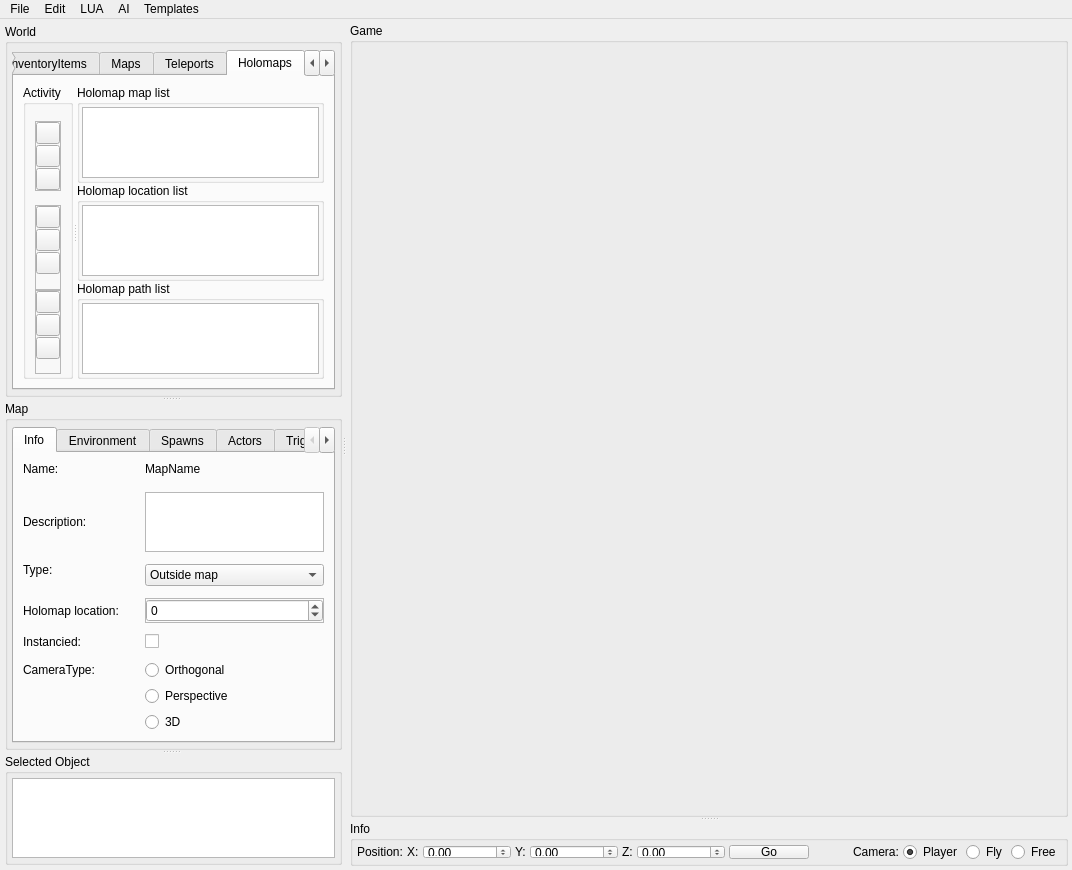
Above: Client/editor.ui from LBALab/lbanet before the change. Below: the same form after it.
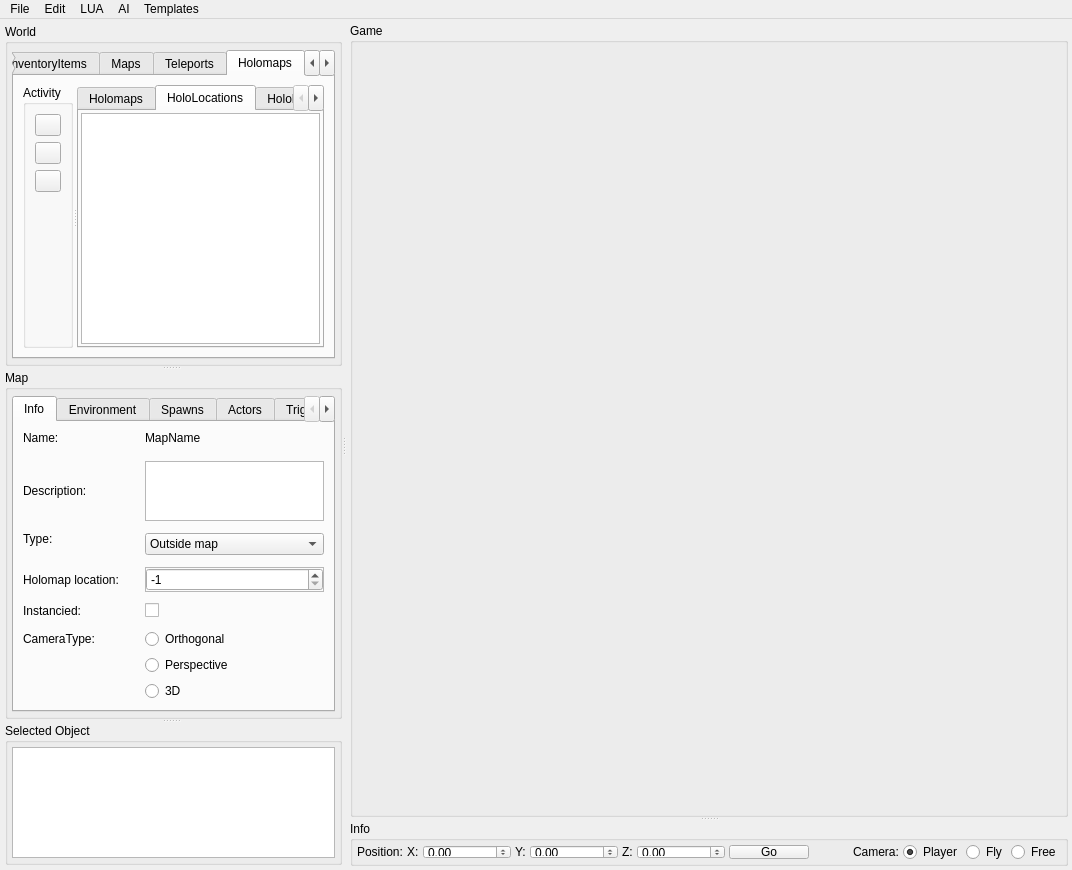
That is the form after the change. The open tabs and pages were chosen to show the change. Icons and pictures are not drawn.

Commit message: holomap part 2

What changed in the file:
```diff
--- a/Client/editor.ui
+++ b/Client/editor.ui
@@ -74,6 +74,12 @@
             </property>
             <item>
              <widget class="QGroupBox" name="groupBoxworld">
+              <property name="maximumSize">
+               <size>
+                <width>16777215</width>
+                <height>16777215</height>
+               </size>
+              </property>
               <property name="title">
                <string>World</string>
               </property>
@@ -894,41 +900,13 @@
                       </property>
                       <layout class="QVBoxLayout" name="verticalLayout_17">
                        <property name="spacing">
-                        <number>0</number>
+                        <number>6</number>
                        </property>
                        <property name="topMargin">
-                        <number>2</number>
+                        <number>9</number>
                        </property>
                        <property name="bottomMargin">
-                        <number>2</number>
-                       </property>
-                       <item>
-                        <spacer name="verticalSpacer_20">
-                         <property name="orientation">
-                          <enum>Qt::Vertical</enum>
-                         </property>
-                         <property name="sizeHint" stdset="0">
-                          <size>
-                           <width>20</width>
-                           <height>40</height>
-                          </size>
-                         </property>
-                        </spacer>
-                       </item>
-                       <item>
-                        <widget class="QFrame" name="frame_3">
-                         <property name="frameShape">
-                          <enum>QFrame::StyledPanel</enum>
-                         </property>
-                         <property name="frameShadow">
-                          <enum>QFrame::Raised</enum>
-                         </property>
-                         <layout class="QVBoxLayout" name="verticalLayout_13">
-                          <property name="spacing">
-                           <number>1</number>
-                          </property>
-                          <property name="margin">
-                           <number>0</number>
+                        <number>9</number>
                           </property>
                           <item>
                            <widget class="QPushButton" name="pushButton_addholo">
@@ -944,8 +922,8 @@
                             </property>
                             <property name="iconSize">
                              <size>
-                              <width>10</width>
-                              <height>10</height>
+                           <width>20</width>
+                           <height>20</height>
                              </size>
                             </property>
                             <property name="flat">
@@ -967,8 +945,8 @@
                             </property>
                             <property name="iconSize">
                              <size>
-                              <width>10</width>
-                              <height>10</height>
+                           <width>20</width>
+                           <height>20</height>
                              </size>
                             </property>
                            </widget>
@@ -987,13 +965,10 @@
                             </property>
                             <property name="iconSize">
                              <size>
-                              <width>10</width>
-                              <height>10</height>
-                             </size>
-                            </property>
-                           </widget>
-                          </item>
-                         </layout>
+                           <width>20</width>
+                           <height>20</height>
+                          </size>
+                         </property>
                         </widget>
                        </item>
                        <item>
@@ -1009,192 +984,10 @@
                          </property>
                         </spacer>
                        </item>
-                       <item>
-                        <widget class="QFrame" name="frame_4">
-                         <property name="frameShape">
-                          <enum>QFrame::StyledPanel</enum>
-                         </property>
-                         <property name="frameShadow">
-                          <enum>QFrame::Raised</enum>
-                         </property>
-                         <layout class="QVBoxLayout" name="verticalLayout_15">
-                          <property name="spacing">
-                           <number>1</number>
-                          </property>
-                          <property name="margin">
-                           <number>0</number>
-                          </property>
-                          <item>
-                           <widget class="QPushButton" name="pushButton_addhololoc">
-                            <property name="toolTip">
-                             <string>Add map</string>
-                            </property>
-                            <property name="text">
-                             <string/>
-                            </property>
-                            <property name="icon">
-                             <iconset resource="editor.qrc">
-                              <normaloff>:/Editor/Resources/icons/PNG/onebit_31.png</normaloff>:/Editor/Resources/icons/PNG/onebit_31.png</iconset>
-                            </property>
-                            <property name="iconSize">
-                             <size>
-                              <width>10</width>
-                              <height>10</height>
-                             </size>
-                            </property>
-                            <property name="flat">
-                             <bool>false</bool>
-                            </property>
-                           </widget>
-                          </item>
-                          <item>
-                           <widget class="QPushButton" name="pushButton_removehololoc">
-                            <property name="toolTip">
-                             <string>Remove selected map</string>
-                            </property>
-                            <property name="text">
-                             <string/>
-                            </property>
-                            <property name="icon">
-                             <iconset resource="editor.qrc">
-                              <normaloff>:/Editor/Resources/icons/PNG/onebit_32.png</normaloff>:/Editor/Resources/icons/PNG/onebit_32.png</iconset>
-                            </property>
-                            <property name="iconSize">
-                             <size>
-                              <width>10</width>
-                              <height>10</height>
-                             </size>
-                            </property>
-                           </widget>
-                          </item>
-                          <item>
-                           <widget class="QPushButton" name="pushButton_goto_hololoc">
-                            <property name="text">
-                             <string/>
-                            </property>
-                            <property name="icon">
-                             <iconset resource="editor.qrc">
-                              <normaloff>:/Editor/Resources/icons/PNG/onebit_27.png</normaloff>:/Editor/Resources/icons/PNG/onebit_27.png</iconset>
-                            </property>
-                            <property name="iconSize">
-                             <size>
-                              <width>10</width>
-                              <height>10</height>
-                             </size>
-                            </property>
-                           </widget>
-                          </item>
-                          <item>
-                           <spacer name="verticalSpacer_18">
-                            <property name="orientation">
-                             <enum>Qt::Vertical</enum>
-                            </property>
-                            <property name="sizeHint" stdset="0">
-                             <size>
-                              <width>20</width>
-                              <height>40</height>
-                             </size>
-                            </property>
-                           </spacer>
-                          </item>
-                         </layout>
-                        </widget>
-                       </item>
-                       <item>
-                        <widget class="QFrame" name="frame_5">
-                         <property name="frameShape">
-                          <enum>QFrame::StyledPanel</enum>
-                         </property>
-                         <property name="frameShadow">
-                          <enum>QFrame::Raised</enum>
-                         </property>
-                         <layout class="QVBoxLayout" name="verticalLayout_16">
-                          <property name="spacing">
-                           <number>1</number>
-                          </property>
-                          <property name="margin">
-                           <number>0</number>
-                          </property>
-                          <item>
-                           <widget class="QPushButton" name="pushButton_addholopath">
-                            <property name="toolTip">
-                             <string>Add map</string>
-                            </property>
-                            <property name="text">
-                             <string/>
-                            </property>
-                            <property name="icon">
-                             <iconset resource="editor.qrc">
-                              <normaloff>:/Editor/Resources/icons/PNG/onebit_31.png</normaloff>:/Editor/Resources/icons/PNG/onebit_31.png</iconset>
-                            </property>
-                            <property name="iconSize">
-                             <size>
-                              <width>10</width>
-                              <height>10</height>
-                             </size>
-                            </property>
-                            <property name="flat">
-                             <bool>false</bool>
-                            </property>
-                           </widget>
-                          </item>
-                          <item>
-                           <widget class="QPushButton" name="pushButton_removeholopath">
-                            <property name="toolTip">
-                             <string>Remove selected map</string>
-                            </property>
-                            <property name="text">
-                             <string/>
-                            </property>
-                            <property name="icon">
-                             <iconset resource="editor.qrc">
-                              <normaloff>:/Editor/Resources/icons/PNG/onebit_32.png</normaloff>:/Editor/Resources/icons/PNG/onebit_32.png</iconset>
-                            </property>
-                            <property name="iconSize">
-                             <size>
-                              <width>10</width>
-                              <height>10</height>
-                             </size>
-                            </property>
-                           </widget>
-                          </item>
-                          <item>
-                           <widget class="QPushButton" name="pushButton_goto_holopath">
-                            <property name="text">
-                             <string/>
-                            </property>
-                            <property name="icon">
-                             <iconset resource="editor.qrc">
-                              <normaloff>:/Editor/Resources/icons/PNG/onebit_27.png</normaloff>:/Editor/Resources/icons/PNG/onebit_27.png</iconset>
-                            </property>
-                            <property name="iconSize">
-                             <size>
-                              <width>10</width>
-                              <height>10</height>
-                             </size>
-                            </property>
-                           </widget>
-                          </item>
-                          <item>
-                           <spacer name="verticalSpacer_19">
-                            <property name="orientation">
-                             <enum>Qt::Vertical</enum>
-                            </property>
-                            <property name="sizeHint" stdset="0">
-                             <size>
-                              <width>20</width>
-                              <height>40</height>
-                             </size>
-                            </property>
-                           </spacer>
-                          </item>
-                         </layout>
-                        </widget>
-                       </item>
                       </layout>
                      </widget>
                      <widget class="QFrame" name="frame_worldmaps_maplist_3">
-                      <layout class="QVBoxLayout" name="verticalLayout_14">
+                      <layout class="QHBoxLayout" name="horizontalLayout_30">
                        <property name="spacing">
                         <number>0</number>
                        </property>
@@ -1202,10 +995,20 @@
                         <number>0</number>
                        </property>
                        <item>
-                        <widget class="QGroupBox" name="groupBox_3">
-                         <property name="title">
-                          <string>Holomap map list</string>
+                        <widget class="QTabWidget" name="tabWidget_holo">
+                         <property name="currentIndex">
+                          <number>0</number>
                          </property>
+                         <widget class="QWidget" name="tab">
+                          <attribute name="title">
+                           <string>Holomaps</string>
+                          </attribute>
+                          <layout class="QHBoxLayout" name="horizontalLayout_33">
+                           <property name="margin">
+                            <number>0</number>
+                           </property>
+                           <item>
+                            <widget class="QFrame" name="frame_3">
                          <layout class="QHBoxLayout" name="horizontalLayout_28">
                           <property name="spacing">
                            <number>2</number>
@@ -1226,11 +1029,21 @@
                          </layout>
                         </widget>
                        </item>
+                          </layout>
+                         </widget>
+                         <widget class="QWidget" name="tab_3">
+                          <attribute name="title">
+                           <string>HoloLocations</string>
+                          </attribute>
+                          <layout class="QHBoxLayout" name="horizontalLayout_32">
+                           <property name="spacing">
+                            <number>0</number>
+                           </property>
+                           <property name="margin">
+                            <number>0</number>
+                           </property>
                        <item>
-                        <widget class="QGroupBox" name="groupBox_2">
-                         <property name="title">
-                          <string>Holomap location list</string>
-                         </property>
+                            <widget class="QFrame" name="frame_2">
                          <layout class="QHBoxLayout" name="horizontalLayout_29">
                           <property name="spacing">
                            <number>2</number>
@@ -1251,11 +1064,21 @@
                          </layout>
                         </widget>
                        </item>
+                          </layout>
+                         </widget>
+                         <widget class="QWidget" name="tab_4">
+                          <attribute name="title">
+                           <string>HoloPaths</string>
+                          </attribute>
+                          <layout class="QHBoxLayout" name="horizontalLayout_31">
+                           <property name="spacing">
+                            <number>0</number>
+                           </property>
+                           <property name="margin">
+                            <number>0</number>
+                           </property>
                        <item>
-                        <widget class="QGroupBox" name="groupBox">
-                         <property name="title">
-                          <string>Holomap path list</string>
-                         </property>
+                            <widget class="QFrame" name="frame">
                          <layout class="QHBoxLayout" name="horizontalLayout_25">
                           <property name="spacing">
                            <number>2</number>
@@ -1282,6 +1105,10 @@
                    </item>
                   </layout>
                  </widget>
+                    </widget>
+                   </item>
+                  </layout>
+                 </widget>
                  <widget class="QWidget" name="tab_texts">
                   <attribute name="title">
                    <string>Texts</string>
@@ -2083,6 +1910,9 @@
                         <property name="maximum">
                          <number>999</number>
                         </property>
+                        <property name="value">
+                         <number>-1</number>
+                        </property>
                        </widget>
                       </item>
                      </layout>
```
Lines whose indentation alone changed are shown as unchanged. The commit also changes 28 other files.
